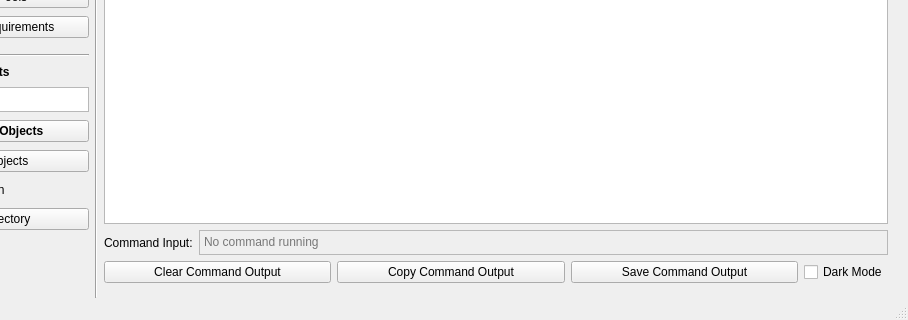
This is yellowdog_cli/commander/commander.ui in yellowdog/yellowdog-cli as Qt 5 draws it before an edit; both pictures show x 183 to 1091 and y 520 to 840 of the 1091 by 840 pixel window. The edited form follows.
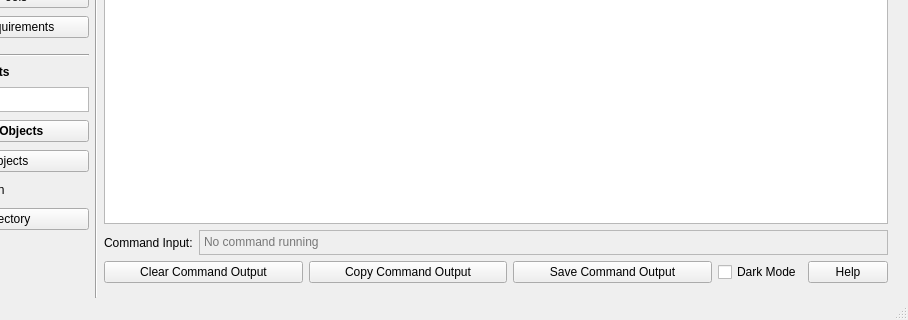
This is the edited form.

Commit message: Add help button & README window

What changed in the file:
```diff
--- a/yellowdog_cli/commander/commander.ui
+++ b/yellowdog_cli/commander/commander.ui
@@ -1061,6 +1061,19 @@
           </property>
          </widget>
         </item>
+        <item>
+         <widget class="QPushButton" name="show_help">
+          <property name="sizePolicy">
+           <sizepolicy hsizetype="Fixed" vsizetype="Fixed">
+            <horstretch>0</horstretch>
+            <verstretch>0</verstretch>
+           </sizepolicy>
+          </property>
+          <property name="text">
+           <string>Help</string>
+          </property>
+         </widget>
+        </item>
        </layout>
       </item>
      </layout>
```
The commit also changes 8 other files.
